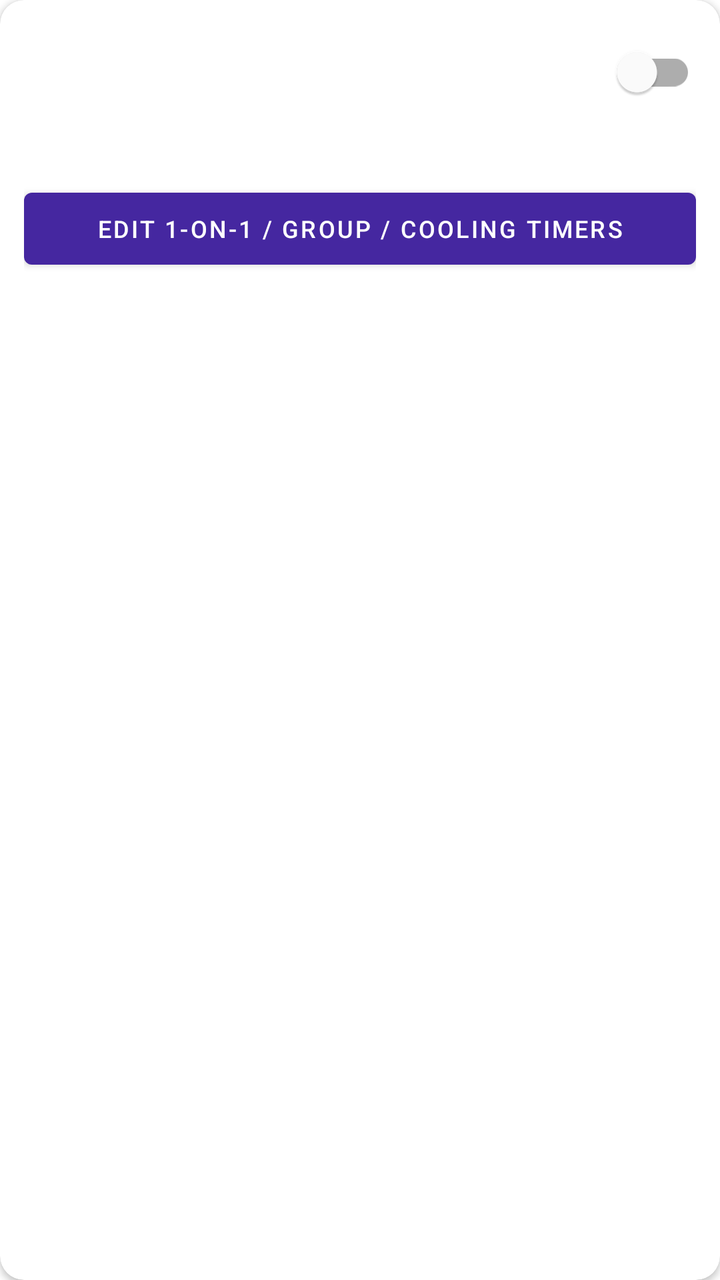
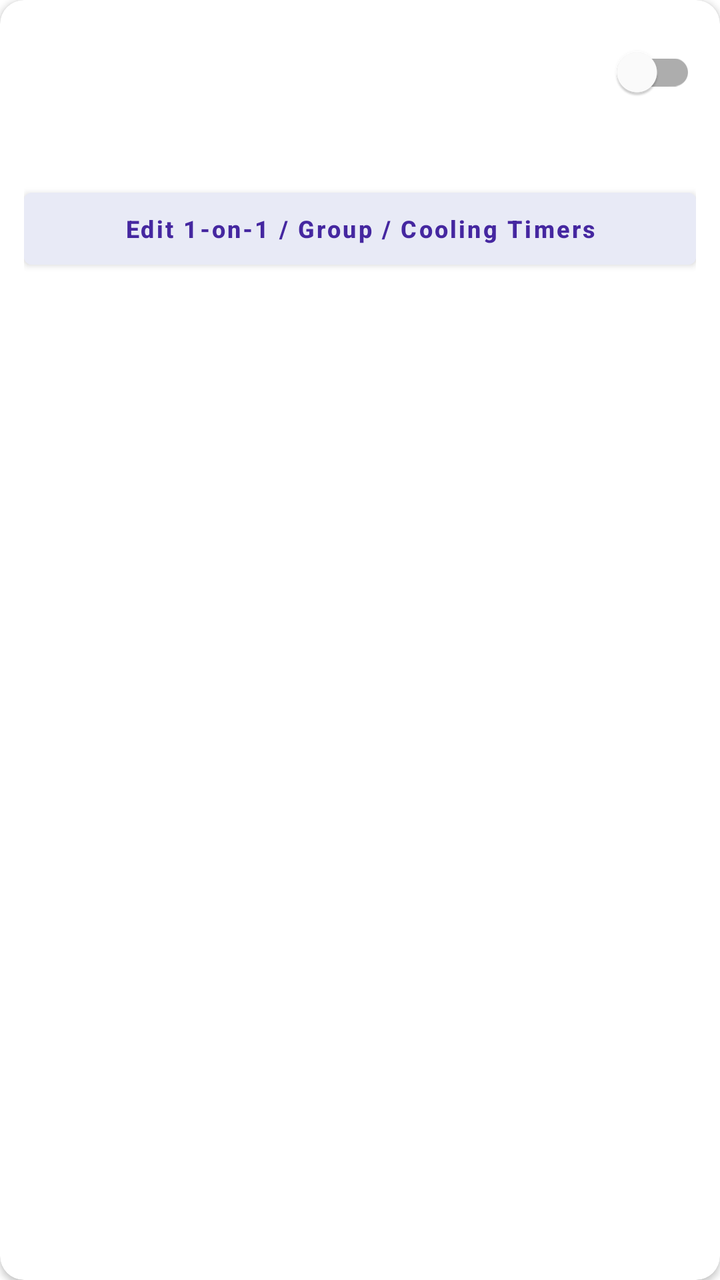

Screens rendered from an Android XML layout before and after an edit, with the pre-edit source and the edit as a unified diff.
<!-- AndroidManifest.xml: application theme Theme.WatchBridge -->
<!-- res/layout/item_app_rule.xml -->
<?xml version="1.0" encoding="utf-8"?>
<androidx.cardview.widget.CardView xmlns:android="http://schemas.android.com/apk/res/android"
    xmlns:app="http://schemas.android.com/apk/res-auto"
    android:layout_width="match_parent"
    android:layout_height="wrap_content"
    android:layout_marginBottom="8dp"
    app:cardBackgroundColor="@color/card_bg"
    app:cardCornerRadius="12dp"
    app:cardElevation="2dp">

    <LinearLayout
        android:layout_width="match_parent"
        android:layout_height="wrap_content"
        android:orientation="vertical"
        android:padding="12dp">

        <LinearLayout
            android:layout_width="match_parent"
            android:layout_height="wrap_content"
            android:gravity="center_vertical"
            android:orientation="horizontal">

            <LinearLayout
                android:layout_width="0dp"
                android:layout_height="wrap_content"
                android:layout_weight="1"
                android:orientation="vertical">

                <TextView
                    android:id="@+id/tv_app_name"
                    android:layout_width="wrap_content"
                    android:layout_height="wrap_content"
                    android:textColor="@color/text_primary"
                    android:textSize="16sp"
                    android:textStyle="bold" />

                <TextView
                    android:id="@+id/tv_app_pkg"
                    android:layout_width="wrap_content"
                    android:layout_height="wrap_content"
                    android:textColor="@color/text_secondary"
                    android:textSize="11sp" />
            </LinearLayout>

            <com.google.android.material.switchmaterial.SwitchMaterial
                android:id="@+id/sw_app_enabled"
                android:layout_width="wrap_content"
                android:layout_height="wrap_content" />
        </LinearLayout>

        <TextView
            android:id="@+id/tv_app_summary"
            android:layout_width="match_parent"
            android:layout_height="wrap_content"
            android:layout_marginTop="6dp"
            android:textColor="@color/text_secondary"
            android:textSize="12sp" />

        <Button
            android:id="@+id/btn_edit_app_timers"
            android:layout_width="match_parent"
            android:layout_height="wrap_content"
            android:layout_marginTop="8dp"
            android:text="@string/btn_edit_app_timers"
            android:textSize="12sp" />
    </LinearLayout>
</androidx.cardview.widget.CardView>
<!-- resources referenced by this layout -->
<resources>
  <style name="Theme.WatchBridge" parent="Theme.MaterialComponents.DayNight.NoActionBar">
          <item name="colorPrimary">@color/brand_primary</item>
          <item name="colorPrimaryVariant">@color/brand_primary_dark</item>
          <item name="colorOnPrimary">#FFFFFF</item>
          <item name="colorSecondary">@color/brand_accent</item>
          <item name="colorOnSecondary">#000000</item>
          <item name="android:statusBarColor">@color/brand_primary_dark</item>
      </style>
  <!-- unchanged entries left out for length: 7 -->
</resources>

<!-- the commit's change to res/layout/item_app_rule.xml (unified diff, before → after) -->
@@ -61,7 +61,11 @@
             android:layout_width="match_parent"
             android:layout_height="wrap_content"
             android:layout_marginTop="8dp"
+            android:backgroundTint="@color/btn_mode_bg"
             android:text="@string/btn_edit_app_timers"
-            android:textSize="12sp" />
+            android:textAllCaps="false"
+            android:textColor="@color/dialog_accent"
+            android:textSize="12sp"
+            android:textStyle="bold" />
     </LinearLayout>
 </androidx.cardview.widget.CardView>
<!-- resource entries referenced after the edit -->
@@ -1,5 +1,7 @@
 <!-- resources referenced by this layout -->
 <resources>
+  <color name="btn_mode_bg">#E8EAF6</color>
+  <color name="dialog_accent">#4527A0</color>
   <style name="Theme.WatchBridge" parent="Theme.MaterialComponents.DayNight.NoActionBar">
           <item name="colorPrimary">@color/brand_primary</item>
           <item name="colorPrimaryVariant">@color/brand_primary_dark</item>
@@ -7,7 +9,61 @@
           <item name="colorSecondary">@color/brand_accent</item>
           <item name="colorOnSecondary">#000000</item>
           <item name="android:statusBarColor">@color/brand_primary_dark</item>
+          <item name="alertDialogTheme">@style/ThemeOverlay.WatchBridge.Dialog</item>
+          <item name="materialAlertDialogTheme">@style/ThemeOverlay.WatchBridge.Dialog</item>
+          <item name="android:timePickerDialogTheme">@style/ThemeOverlay.WatchBridge.TimePicker</item>
       </style>
+  <style name="ThemeOverlay.WatchBridge.Dialog" parent="ThemeOverlay.MaterialComponents.Dialog.Alert">
+          <item name="colorPrimary">@color/dialog_accent</item>
+          <item name="colorSecondary">@color/dialog_accent</item>
+          <item name="colorAccent">@color/dialog_accent</item>
+          <item name="colorControlActivated">@color/dialog_accent</item>
+          <item name="colorControlNormal">@color/text_secondary</item>
+          <item name="colorSurface">@color/dialog_bg</item>
+          <item name="android:colorBackgroundFloating">@color/dialog_bg</item>
+          <item name="android:windowBackground">@drawable/bg_dialog_window</item>
+          <item name="android:textColorPrimary">@color/text_primary</item>
+          <item name="android:textColorSecondary">@color/text_secondary</item>
+          <item name="buttonBarPositiveButtonStyle">@style/Widget.WatchBridge.DialogButton.Positive</item>
+          <item name="buttonBarNegativeButtonStyle">@style/Widget.WatchBridge.DialogButton.Negative</item>
+          <item name="buttonBarNeutralButtonStyle">@style/Widget.WatchBridge.DialogButton.Neutral</item>
+      </style>
+  <style name="ThemeOverlay.WatchBridge.TimePicker" parent="ThemeOverlay.MaterialComponents.Dialog">
+          <item name="colorPrimary">@color/dialog_accent</item>
+          <item name="colorAccent">@color/dialog_accent</item>
+          <item name="colorSurface">@color/dialog_bg</item>
+          <item name="android:colorBackgroundFloating">@color/dialog_bg</item>
+          <item name="android:textColorPrimary">@color/text_primary</item>
+          <item name="android:textColorSecondary">@color/text_secondary</item>
+          <item name="buttonBarPositiveButtonStyle">@style/Widget.WatchBridge.DialogButton.Positive</item>
+          <item name="buttonBarNegativeButtonStyle">@style/Widget.WatchBridge.DialogButton.Negative</item>
+      </style>
+  <color name="dialog_bg">#FFFFFF</color>
+  <!-- drawable bg_dialog_window (drawable) -->
+  <?xml version="1.0" encoding="utf-8"?>
+  <shape xmlns:android="http://schemas.android.com/apk/res/android"
+      android:shape="rectangle">
+      <solid android:color="@color/dialog_bg" />
+      <corners android:radius="18dp" />
+      <stroke
+          android:width="1dp"
+          android:color="@color/dialog_section_stroke" />
+  </shape>
+  <style name="Widget.WatchBridge.DialogButton.Positive" parent="Widget.MaterialComponents.Button.TextButton.Dialog">
+          <item name="android:textColor">@color/dialog_accent</item>
+          <item name="android:textStyle">bold</item>
+          <item name="android:textAllCaps">false</item>
+      </style>
+  <style name="Widget.WatchBridge.DialogButton.Negative" parent="Widget.MaterialComponents.Button.TextButton.Dialog">
+          <item name="android:textColor">@color/text_secondary</item>
+          <item name="android:textAllCaps">false</item>
+      </style>
+  <style name="Widget.WatchBridge.DialogButton.Neutral" parent="Widget.MaterialComponents.Button.TextButton.Dialog">
+          <item name="android:textColor">@color/brand_accent_text</item>
+          <item name="android:textAllCaps">false</item>
+      </style>
+  <color name="dialog_section_stroke">#E2E8F0</color>
+  <color name="brand_accent_text">#4527A0</color>
   <!-- unchanged entries left out for length: 7 -->
 </resources>
 
